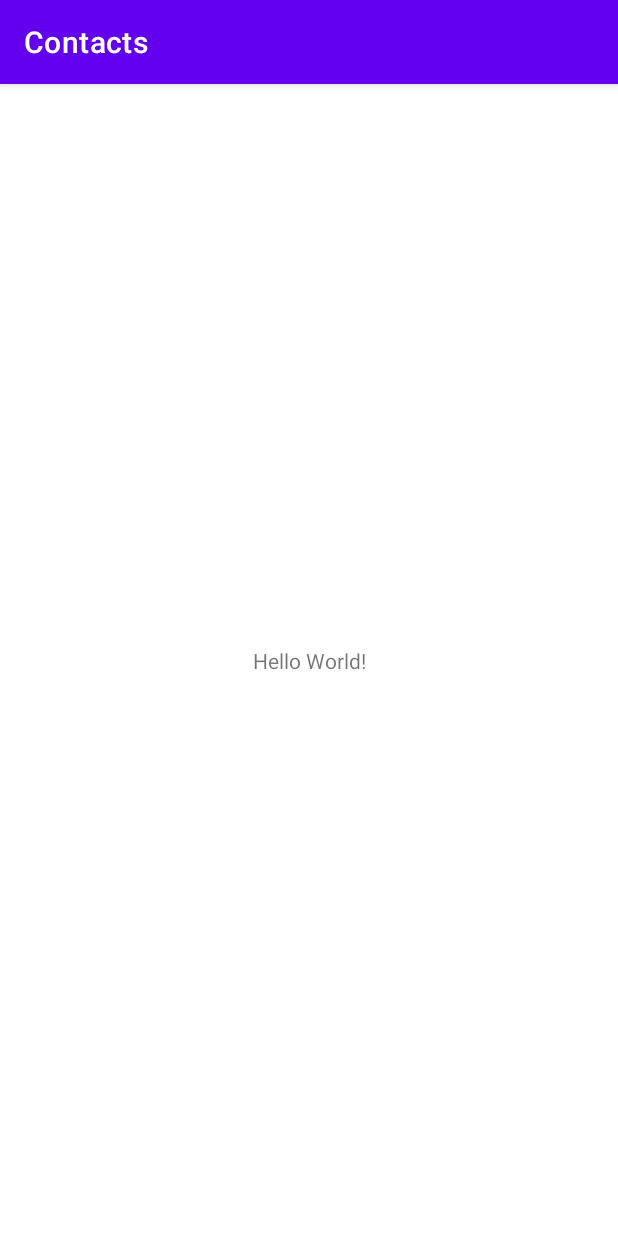
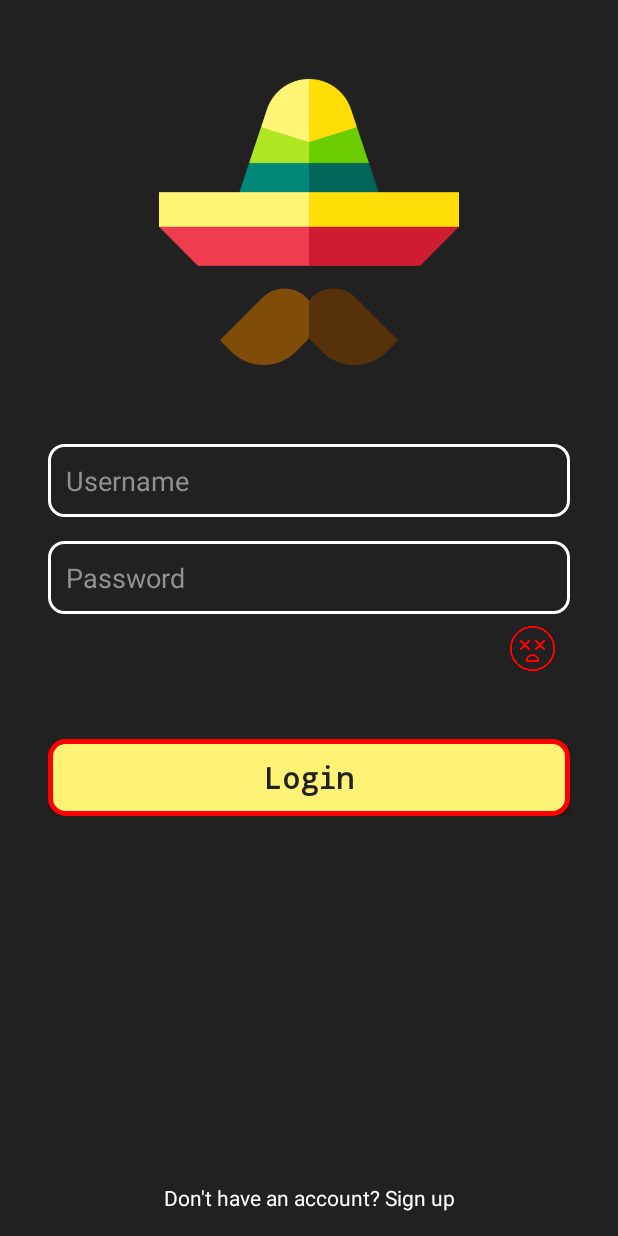
Before and after one commit to souvik757/Contacts, an Android app: the screen it shows after launch (MainActivity before the commit, SignIn after it), on a phone screen of 412 x 824 dp. Run offline under Robolectric (Android 15) with nearby library versions, the phone set to English and light mode, and no system bars.

Commit message:
password toggle

```diff
--- a/app/src/main/AndroidManifest.xml
+++ b/app/src/main/AndroidManifest.xml
@@ -12,6 +12,9 @@
         android:theme="@style/Theme.Contacts"
         tools:targetApi="31">
         <activity
+            android:name=".SignIn"
+            android:exported="false" />
+        <activity
             android:name=".MainActivity"
             android:exported="true">
             <intent-filter>
--- a/app/src/main/java/com/example/contacts/MainActivity.java
+++ b/app/src/main/java/com/example/contacts/MainActivity.java
@@ -2,7 +2,9 @@ package com.example.contacts;
 
 import androidx.appcompat.app.AppCompatActivity;
 
+import android.content.Intent;
 import android.os.Bundle;
+import android.os.Handler;
 
 public class MainActivity extends AppCompatActivity {
 
@@ -10,6 +12,11 @@ public class MainActivity extends AppCompatActivity {
     protected void onCreate(Bundle savedInstanceState) {
         super.onCreate(savedInstanceState);
         setContentView(R.layout.activity_main);
+
+        new Handler().postDelayed(() -> {
+            startActivity(new Intent(getApplicationContext() , SignIn.class));
+            finish() ;
+        }, 1400) ;
     }
 }
 
--- /dev/null
+++ b/app/src/main/java/com/example/contacts/SignIn.java
@@ -0,0 +1,53 @@
+package com.example.contacts;
+
+import androidx.appcompat.app.AppCompatActivity;
+
+import android.os.Bundle;
+import android.text.InputType;
+import android.view.View;
+import android.widget.Button;
+import android.widget.EditText;
+
+public class SignIn extends AppCompatActivity {
+    private EditText usernameEditText ;
+    private EditText passwordEditText ;
+    private Button showHidePasswordButton ;
+    private Button savedetailsButton ;
+    private void initialize_widgets(){
+        usernameEditText = findViewById(R.id.et_username) ;
+        passwordEditText = findViewById(R.id.et_password) ;
+        showHidePasswordButton = findViewById(R.id.toggle_pw) ;
+        savedetailsButton = findViewById(R.id.btn_login) ;
+    }
+
+    @Override
+    protected void onCreate(Bundle savedInstanceState) {
+        super.onCreate(savedInstanceState);
+        setContentView(R.layout.activity_sign_in);
+
+        initialize_widgets() ;
+
+        OnClickListenerForButtons() ;
+    }
+
+    private void OnClickListenerForButtons(){
+        // Set click listener for the show/hide password button
+        showHidePasswordButton.setOnClickListener(new View.OnClickListener() {
+            @Override
+            public void onClick(View v) {
+                // Toggle password visibility
+                if (passwordEditText.getInputType() == (InputType.TYPE_CLASS_TEXT | InputType.TYPE_TEXT_VARIATION_PASSWORD)) {
+                    // Show password
+                    passwordEditText.setInputType(InputType.TYPE_CLASS_TEXT | InputType.TYPE_TEXT_VARIATION_VISIBLE_PASSWORD);
+                    showHidePasswordButton.setBackground(getDrawable(R.drawable.reveal));
+                } else {
+                    // Hide password
+                    passwordEditText.setInputType(InputType.TYPE_CLASS_TEXT | InputType.TYPE_TEXT_VARIATION_PASSWORD);
+                    showHidePasswordButton.setBackground(getDrawable(R.drawable.hide));
+                }
+                // Move cursor to the end of the text
+                passwordEditText.setSelection(passwordEditText.getText().length());
+            }
+        });
+    }
+}
--- /dev/null
+++ b/app/src/main/res/drawable/general_bg_btn.xml
@@ -0,0 +1,12 @@
+<?xml version="1.0" encoding="utf-8"?>
+<shape
+    android:shape="rectangle"
+    xmlns:android="http://schemas.android.com/apk/res/android">
+<stroke
+    android:width="2dp"
+    android:color="@color/white"
+    />
+<corners
+    android:radius="10dp"
+    />
+</shape>
--- /dev/null
+++ b/app/src/main/res/drawable/general_bg_btn_red.xml
@@ -0,0 +1,16 @@
+<?xml version="1.0" encoding="utf-8"?>
+<shape
+    android:shape="rectangle"
+    xmlns:android="http://schemas.android.com/apk/res/android">
+    <stroke
+        android:width="3dp"
+        android:color="@color/red"
+        />
+    <corners
+        android:radius="10dp"
+        />
+    <gradient
+        android:startColor="#FFFEF374"
+        android:endColor="#FFFEF374"
+        />
+</shape>
--- a/app/src/main/res/layout/activity_main.xml
+++ b/app/src/main/res/layout/activity_main.xml
@@ -1,18 +1,25 @@
 <?xml version="1.0" encoding="utf-8"?>
-<androidx.constraintlayout.widget.ConstraintLayout xmlns:android="http://schemas.android.com/apk/res/android"
-    xmlns:app="http://schemas.android.com/apk/res-auto"
+<RelativeLayout
+    xmlns:android="http://schemas.android.com/apk/res/android"
     xmlns:tools="http://schemas.android.com/tools"
     android:layout_width="match_parent"
     android:layout_height="match_parent"
     tools:context=".MainActivity">
 
-    <TextView
+    <!-- Add your splash screen image or animation here -->
+    <ImageView
+        android:id="@+id/splashImageView"
+        android:layout_width="match_parent"
+        android:layout_height="match_parent"
+        android:src="@drawable/preview"
+        android:scaleType="centerCrop" />
+
+    <!-- Optionally, you can add a logo or app name overlay on top of the splash screen -->
+    <ImageView
+        android:id="@+id/logoImageView"
         android:layout_width="wrap_content"
         android:layout_height="wrap_content"
-        android:text="Hello World!"
-        app:layout_constraintBottom_toBottomOf="parent"
-        app:layout_constraintEnd_toEndOf="parent"
-        app:layout_constraintStart_toStartOf="parent"
-        app:layout_constraintTop_toTopOf="parent" />
+        android:layout_centerInParent="true"
+        android:padding="16dp" />
 
-</androidx.constraintlayout.widget.ConstraintLayout>
+</RelativeLayout>
--- /dev/null
+++ b/app/src/main/res/layout/activity_sign_in.xml
@@ -0,0 +1,91 @@
+<!-- login_page.xml -->
+<RelativeLayout
+    xmlns:android="http://schemas.android.com/apk/res/android"
+    android:layout_width="match_parent"
+    android:layout_height="match_parent"
+    android:background="#212121">
+
+    <!-- Logo Image -->
+    <ImageView
+        android:id="@+id/img_logo"
+        android:layout_width="200dp"
+        android:layout_height="200dp"
+        android:src="@drawable/_hatter_"
+        android:layout_centerHorizontal="true"
+        android:layout_marginTop="48dp" />
+
+    <!-- Login Form -->
+    <LinearLayout
+        android:layout_width="match_parent"
+        android:layout_height="wrap_content"
+        android:orientation="vertical"
+        android:layout_below="@id/img_logo"
+        android:layout_marginLeft="32dp"
+        android:layout_marginRight="32dp"
+        android:layout_marginTop="48dp">
+
+        <!-- Username Input -->
+        <EditText
+            android:id="@+id/et_username"
+            android:layout_width="match_parent"
+            android:layout_height="wrap_content"
+            android:background="@drawable/general_bg_btn"
+            android:hint="Username"
+            android:textColorHint="#919191"
+            android:textColor="#FFFFFF"
+            android:padding="12dp"
+            android:layout_marginBottom="16dp" />
+
+
+        <!-- password input -->
+        <EditText
+            android:id="@+id/et_password"
+            android:layout_width="match_parent"
+            android:layout_height="wrap_content"
+
+            android:background="@drawable/general_bg_btn"
+            android:hint="Password"
+            android:inputType="textPassword"
+            android:padding="12dp"
+            android:textColor="#FFFFFF"
+            android:textColorHint="#919191" />
+
+        <!-- hide & peek toggle button for p/w  -->
+        <androidx.appcompat.widget.AppCompatButton
+            android:id="@+id/toggle_pw"
+            android:layout_width="30dp"
+            android:layout_height="30dp"
+            android:layout_gravity="end"
+            android:layout_marginTop="8dp"
+            android:layout_marginRight="10dp"
+            android:layout_marginBottom="45dp"
+            android:background="@drawable/hide" />
+
+        <!-- Login Button -->
+        <androidx.appcompat.widget.AppCompatButton
+            android:id="@+id/btn_login"
+            android:layout_width="match_parent"
+            android:layout_height="wrap_content"
+            android:background="@drawable/general_bg_btn_red"
+            android:text="Login"
+            android:textColor="#212121"
+            android:textAllCaps="false"
+            android:textSize="20sp"
+            android:fontFamily="monospace"
+            android:textStyle="bold"
+            android:paddingTop="12dp"
+            android:paddingBottom="12dp" />
+    </LinearLayout>
+
+    <!-- Sign Up Link -->
+    <TextView
+        android:id="@+id/tv_sign_up"
+        android:layout_width="match_parent"
+        android:layout_height="wrap_content"
+        android:text="Don't have an account? Sign up"
+        android:textColor="#FFFFFF"
+        android:textSize="14sp"
+        android:layout_alignParentBottom="true"
+        android:gravity="center_horizontal"
+        android:padding="16dp" />
+</RelativeLayout>
--- a/app/src/main/res/values-night/themes.xml
+++ b/app/src/main/res/values-night/themes.xml
@@ -1,9 +1,9 @@
 <resources xmlns:tools="http://schemas.android.com/tools">
     <!-- Base application theme. -->
-    <style name="Theme.Contacts" parent="Theme.MaterialComponents.DayNight.DarkActionBar">
+    <style name="Theme.Contacts" parent="Theme.MaterialComponents.DayNight.NoActionBar">
         <!-- Primary brand color. -->
-        <item name="colorPrimary">@color/purple_200</item>
-        <item name="colorPrimaryVariant">@color/purple_700</item>
+        <item name="colorPrimary">@color/black</item>
+        <item name="colorPrimaryVariant">@color/black</item>
         <item name="colorOnPrimary">@color/black</item>
         <!-- Secondary brand color. -->
         <item name="colorSecondary">@color/teal_200</item>
--- a/app/src/main/res/values/colors.xml
+++ b/app/src/main/res/values/colors.xml
@@ -7,4 +7,6 @@
     <color name="teal_700">#FF018786</color>
     <color name="black">#FF000000</color>
     <color name="white">#FFFFFFFF</color>
+    <color name="red">#FF0000</color>
+    <color name="yellow">#FFA000</color>
 </resources>
--- a/app/src/main/res/values/themes.xml
+++ b/app/src/main/res/values/themes.xml
@@ -1,10 +1,10 @@
 <resources xmlns:tools="http://schemas.android.com/tools">
     <!-- Base application theme. -->
-    <style name="Theme.Contacts" parent="Theme.MaterialComponents.DayNight.DarkActionBar">
+    <style name="Theme.Contacts" parent="Theme.MaterialComponents.DayNight.NoActionBar">
         <!-- Primary brand color. -->
-        <item name="colorPrimary">@color/purple_500</item>
-        <item name="colorPrimaryVariant">@color/purple_700</item>
-        <item name="colorOnPrimary">@color/white</item>
+        <item name="colorPrimary">@color/black</item>
+        <item name="colorPrimaryVariant">@color/black</item>
+        <item name="colorOnPrimary">@color/black</item>
         <!-- Secondary brand color. -->
         <item name="colorSecondary">@color/teal_200</item>
         <item name="colorSecondaryVariant">@color/teal_700</item>
```
Also changed, not shown: app/src/main/res/drawable/_hatter_.png (added), app/src/main/res/drawable/hide.png (added), app/src/main/res/drawable/preview.jpg (added), app/src/main/res/drawable/reveal.png (added).
